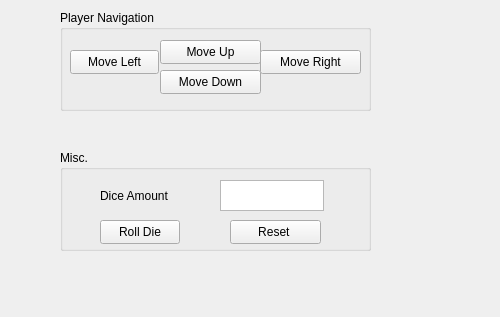
Qt form Trivial_Purfuit/src/board/menus/board_menu.ui (johnChandlerr/Trivial_Purfuit) before a commit.
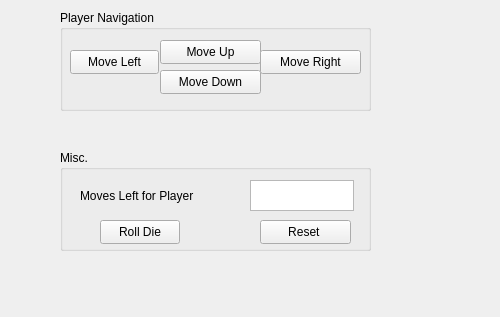
The same form after that commit.

Commit message: JGC/mainWindowUpdates: # Details: #	(1) Simple mechanism for moving a player around the board. #		- Allow player to move until no more move spaces left #	(2) Get a question from the QA Manager corresponding to the tile type. #	(3) Updates to board/player token to allow token to keep up with (x,y) location on 9x9 grid. #	(4) Temp. csv file for testing. Remove later. #	(5) Pull die amount from Die class instead of plain text field. #	(6) More fields to reset for the reset button for quick(er) testing.

```diff
--- a/Trivial_Purfuit/src/board/menus/board_menu.ui
+++ b/Trivial_Purfuit/src/board/menus/board_menu.ui
@@ -93,7 +93,7 @@
    <widget class="QPushButton" name="reset_button">
     <property name="geometry">
      <rect>
-      <x>170</x>
+      <x>200</x>
       <y>70</y>
       <width>91</width>
       <height>24</height>
@@ -106,7 +106,7 @@
    <widget class="QPlainTextEdit" name="dice_field">
     <property name="geometry">
      <rect>
-      <x>160</x>
+      <x>190</x>
       <y>30</y>
       <width>104</width>
       <height>31</height>
@@ -116,14 +116,14 @@
    <widget class="QLabel" name="dice_label">
     <property name="geometry">
      <rect>
-      <x>40</x>
+      <x>20</x>
       <y>35</y>
-      <width>91</width>
+      <width>161</width>
       <height>21</height>
      </rect>
     </property>
     <property name="text">
-     <string>Dice Amount</string>
+     <string>Moves Left for Player</string>
     </property>
    </widget>
    <widget class="QPushButton" name="roll_die_button">
```
The commit also changes 4 other files.
